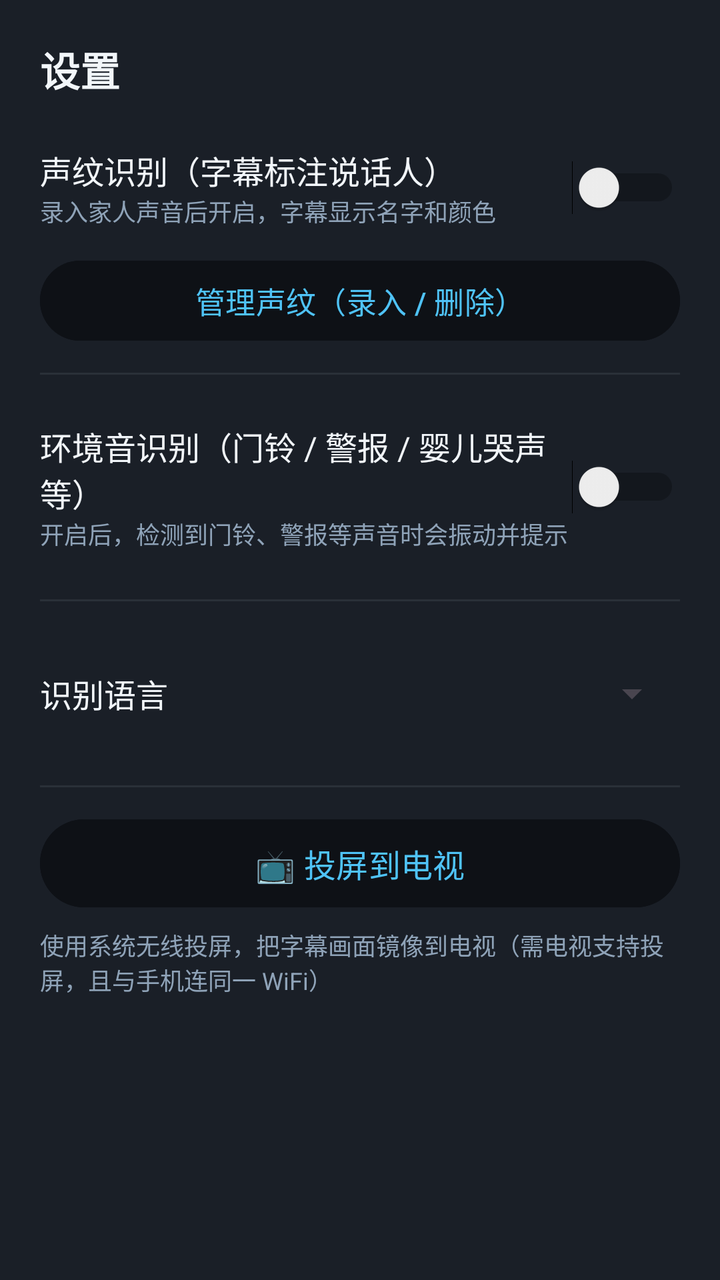
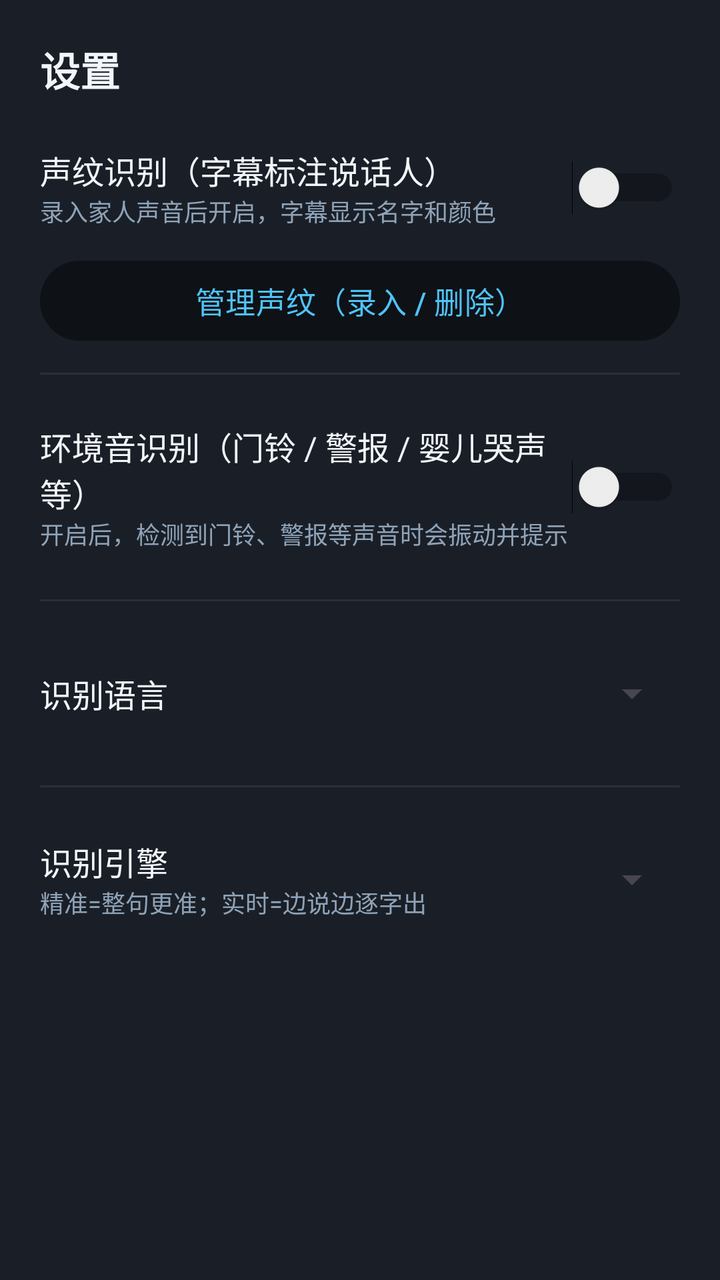

The first picture is an Android layout as it rendered before a commit; the second is the same layout after the commit. The layout source and the unified diff follow.
<!-- AndroidManifest.xml: application theme Theme.HearingAssist -->
<!-- res/layout/dialog_settings.xml -->
<?xml version="1.0" encoding="utf-8"?>
<ScrollView xmlns:android="http://schemas.android.com/apk/res/android"
    android:layout_width="match_parent"
    android:layout_height="wrap_content"
    android:background="@color/surface">

    <LinearLayout
        android:layout_width="match_parent"
        android:layout_height="wrap_content"
        android:orientation="vertical"
        android:paddingHorizontal="20dp"
        android:paddingTop="20dp"
        android:paddingBottom="28dp">

    <TextView
        android:layout_width="match_parent"
        android:layout_height="wrap_content"
        android:paddingBottom="12dp"
        android:text="@string/settings_title"
        android:textColor="@color/text_primary"
        android:textSize="20sp"
        android:textStyle="bold" />

    
    <LinearLayout
        android:layout_width="match_parent"
        android:layout_height="wrap_content"
        android:gravity="center_vertical"
        android:orientation="horizontal"
        android:paddingVertical="12dp">

        <LinearLayout
            android:layout_width="0dp"
            android:layout_height="wrap_content"
            android:layout_weight="1"
            android:orientation="vertical">

            <TextView
                android:layout_width="wrap_content"
                android:layout_height="wrap_content"
                android:text="@string/vp_toggle_label"
                android:textColor="@color/text_primary"
                android:textSize="16sp" />

            <TextView
                android:layout_width="wrap_content"
                android:layout_height="wrap_content"
                android:text="@string/vp_toggle_hint"
                android:textColor="@color/text_secondary"
                android:textSize="12sp" />
        </LinearLayout>

        <Switch
            android:id="@+id/swVoiceprint"
            android:layout_width="wrap_content"
            android:layout_height="wrap_content" />
    </LinearLayout>

    <Button
        android:id="@+id/btnVoiceprintManage"
        android:layout_width="match_parent"
        android:layout_height="48dp"
        android:backgroundTint="@color/background"
        android:text="@string/vp_manage_full"
        android:textColor="@color/accent"
        android:textSize="15sp" />

    <View
        android:layout_width="match_parent"
        android:layout_height="1dp"
        android:layout_marginVertical="12dp"
        android:background="@color/divider" />

    
    <LinearLayout
        android:layout_width="match_parent"
        android:layout_height="wrap_content"
        android:gravity="center_vertical"
        android:orientation="horizontal"
        android:paddingVertical="12dp">

        <LinearLayout
            android:layout_width="0dp"
            android:layout_height="wrap_content"
            android:layout_weight="1"
            android:orientation="vertical">

            <TextView
                android:layout_width="wrap_content"
                android:layout_height="wrap_content"
                android:text="@string/env_sound_label"
                android:textColor="@color/text_primary"
                android:textSize="16sp" />

            <TextView
                android:layout_width="wrap_content"
                android:layout_height="wrap_content"
                android:text="@string/env_sound_hint"
                android:textColor="@color/text_secondary"
                android:textSize="12sp" />
        </LinearLayout>

        <Switch
            android:id="@+id/swEnvSound"
            android:layout_width="wrap_content"
            android:layout_height="wrap_content" />
    </LinearLayout>

    <View
        android:layout_width="match_parent"
        android:layout_height="1dp"
        android:layout_marginVertical="12dp"
        android:background="@color/divider" />

    
    <LinearLayout
        android:layout_width="match_parent"
        android:layout_height="wrap_content"
        android:gravity="center_vertical"
        android:orientation="horizontal"
        android:paddingVertical="12dp">

        <TextView
            android:layout_width="0dp"
            android:layout_height="wrap_content"
            android:layout_weight="1"
            android:text="@string/lang_label"
            android:textColor="@color/text_primary"
            android:textSize="16sp" />

        <Spinner
            android:id="@+id/spnLang"
            android:layout_width="wrap_content"
            android:layout_height="44dp" />
    </LinearLayout>

    <View
        android:layout_width="match_parent"
        android:layout_height="1dp"
        android:layout_marginVertical="12dp"
        android:background="@color/divider" />

    
    <Button
        android:id="@+id/btnCast"
        android:layout_width="match_parent"
        android:layout_height="52dp"
        android:backgroundTint="@color/background"
        android:text="@string/cast_button"
        android:textColor="@color/accent"
        android:textSize="16sp" />

    <TextView
        android:layout_width="match_parent"
        android:layout_height="wrap_content"
        android:paddingTop="6dp"
        android:text="@string/cast_hint"
        android:textColor="@color/text_secondary"
        android:textSize="12sp" />
    </LinearLayout>
</ScrollView>
<!-- resources referenced by this layout -->
<resources>
  <color name="accent">#4FC3F7</color>
  <color name="background">#0E1116</color>
  <color name="divider">#2A3038</color>
  <color name="surface">#1A1F27</color>
  <color name="text_primary">#F2F6FA</color>
  <color name="text_secondary">#8FA3B8</color>
  <string name="cast_button">📺 投屏到电视</string>
  <string name="cast_hint">使用系统无线投屏，把字幕画面镜像到电视（需电视支持投屏，且与手机连同一 WiFi）</string>
  <string name="env_sound_hint">开启后，检测到门铃、警报等声音时会振动并提示</string>
  <string name="env_sound_label">环境音识别（门铃 / 警报 / 婴儿哭声等）</string>
  <string name="lang_label">识别语言</string>
  <string name="settings_title">设置</string>
  <string name="vp_manage_full">管理声纹（录入 / 删除）</string>
  <string name="vp_toggle_hint">录入家人声音后开启，字幕显示名字和颜色</string>
  <string name="vp_toggle_label">声纹识别（字幕标注说话人）</string>
  <style name="Theme.HearingAssist" parent="Theme.Material3.DayNight.NoActionBar">
          <item name="android:windowBackground">@color/background</item>
          <item name="android:statusBarColor">@color/background</item>
          <item name="android:navigationBarColor">@color/background</item>
          <item name="android:windowLightStatusBar">false</item>
      </style>
</resources>

<!-- the commit's change to res/layout/dialog_settings.xml (unified diff, before → after) -->
@@ -141,21 +141,38 @@
         android:background="@color/divider" />
 
     
-    <Button
-        android:id="@+id/btnCast"
-        android:layout_width="match_parent"
-        android:layout_height="52dp"
-        android:backgroundTint="@color/background"
-        android:text="@string/cast_button"
-        android:textColor="@color/accent"
-        android:textSize="16sp" />
-
-    <TextView
+    <LinearLayout
         android:layout_width="match_parent"
         android:layout_height="wrap_content"
-        android:paddingTop="6dp"
-        android:text="@string/cast_hint"
-        android:textColor="@color/text_secondary"
-        android:textSize="12sp" />
+        android:gravity="center_vertical"
+        android:orientation="horizontal"
+        android:paddingVertical="12dp">
+
+        <LinearLayout
+            android:layout_width="0dp"
+            android:layout_height="wrap_content"
+            android:layout_weight="1"
+            android:orientation="vertical">
+
+            <TextView
+                android:layout_width="wrap_content"
+                android:layout_height="wrap_content"
+                android:text="@string/engine_label"
+                android:textColor="@color/text_primary"
+                android:textSize="16sp" />
+
+            <TextView
+                android:layout_width="wrap_content"
+                android:layout_height="wrap_content"
+                android:text="@string/engine_hint"
+                android:textColor="@color/text_secondary"
+                android:textSize="12sp" />
+        </LinearLayout>
+
+        <Spinner
+            android:id="@+id/spnEngine"
+            android:layout_width="wrap_content"
+            android:layout_height="44dp" />
+    </LinearLayout>
     </LinearLayout>
 </ScrollView>
<!-- resource entries referenced after the edit -->
@@ -6,8 +6,8 @@
   <color name="surface">#1A1F27</color>
   <color name="text_primary">#F2F6FA</color>
   <color name="text_secondary">#8FA3B8</color>
-  <string name="cast_button">📺 投屏到电视</string>
-  <string name="cast_hint">使用系统无线投屏，把字幕画面镜像到电视（需电视支持投屏，且与手机连同一 WiFi）</string>
+  <string name="engine_hint">精准=整句更准；实时=边说边逐字出</string>
+  <string name="engine_label">识别引擎</string>
   <string name="env_sound_hint">开启后，检测到门铃、警报等声音时会振动并提示</string>
   <string name="env_sound_label">环境音识别（门铃 / 警报 / 婴儿哭声等）</string>
   <string name="lang_label">识别语言</string>
